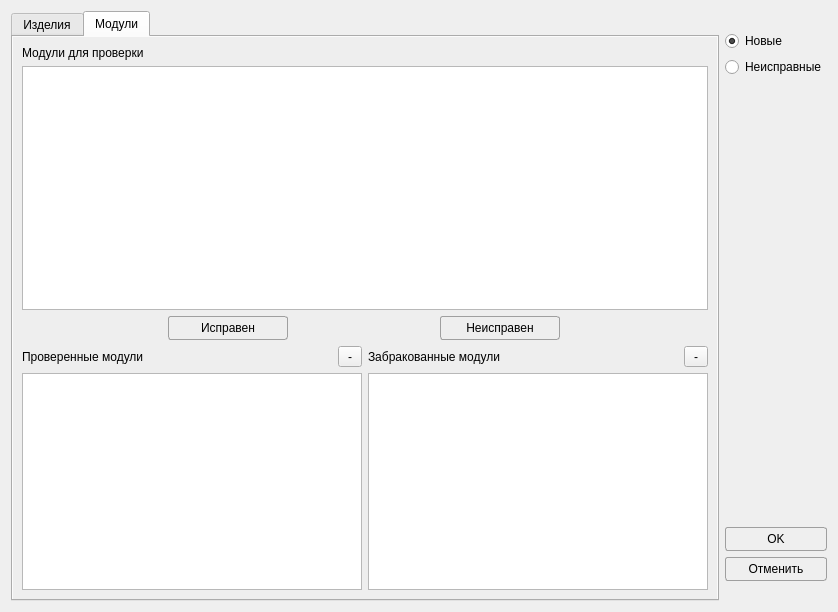
Above: Remont/otkcontrolwindow.ui from AlexeyScherbakov2021/Remont2 before the change. Below: the same form after it.
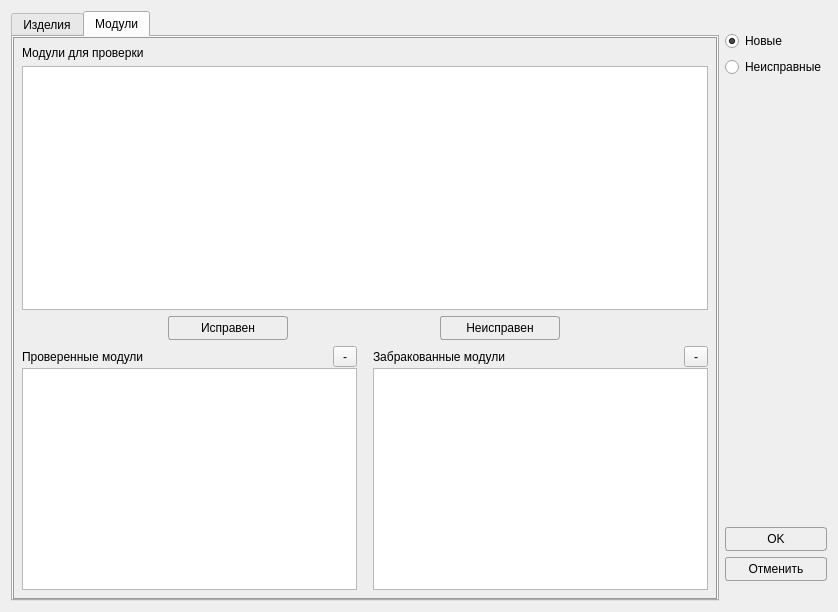
That is the form after the change. The open tabs and pages were chosen to show the change. Icons and pictures are not drawn.

```diff
--- a/Remont/otkcontrolwindow.ui
+++ b/Remont/otkcontrolwindow.ui
@@ -55,11 +55,21 @@
     <widget class="QTabWidget" name="tabWidget">
      <property name="styleSheet">
       <string notr="true">QWidget#tab, QWidget#tab_2 {
-background-color: #eeeeee
+background-color: #eeeeee;
+border: 1px solid #999999;
 }</string>
      </property>
      <property name="currentIndex">
-      <number>0</number>
+      <number>1</number>
+     </property>
+     <property name="iconSize">
+      <size>
+       <width>24</width>
+       <height>24</height>
+      </size>
+     </property>
+     <property name="documentMode">
+      <bool>false</bool>
      </property>
      <widget class="QWidget" name="tab_2">
       <attribute name="title">
@@ -227,10 +237,19 @@
        </item>
        <item>
         <layout class="QHBoxLayout" name="horizontalLayout_7">
+         <property name="spacing">
+          <number>16</number>
+         </property>
          <item>
           <layout class="QVBoxLayout" name="verticalLayout_2">
+           <property name="spacing">
+            <number>1</number>
+           </property>
            <item>
             <layout class="QHBoxLayout" name="horizontalLayout_5">
+             <property name="rightMargin">
+              <number>0</number>
+             </property>
              <item>
               <widget class="QLabel" name="label_3">
                <property name="text">
@@ -254,14 +273,24 @@
             </layout>
            </item>
            <item>
-            <widget class="QListWidget" name="lwChecked"/>
+            <widget class="QListWidget" name="lwChecked">
+             <property name="alternatingRowColors">
+              <bool>true</bool>
+             </property>
+            </widget>
            </item>
           </layout>
          </item>
          <item>
           <layout class="QVBoxLayout" name="verticalLayout_3">
+           <property name="spacing">
+            <number>1</number>
+           </property>
            <item>
             <layout class="QHBoxLayout" name="horizontalLayout_6">
+             <property name="rightMargin">
+              <number>0</number>
+             </property>
              <item>
               <widget class="QLabel" name="label_4">
                <property name="text">
@@ -285,7 +314,11 @@
             </layout>
            </item>
            <item>
-            <widget class="QListWidget" name="lwBroken"/>
+            <widget class="QListWidget" name="lwBroken">
+             <property name="alternatingRowColors">
+              <bool>true</bool>
+             </property>
+            </widget>
            </item>
           </layout>
          </item>
```
Left out of the diff: 97 changed lines with no effect on the pictures.
